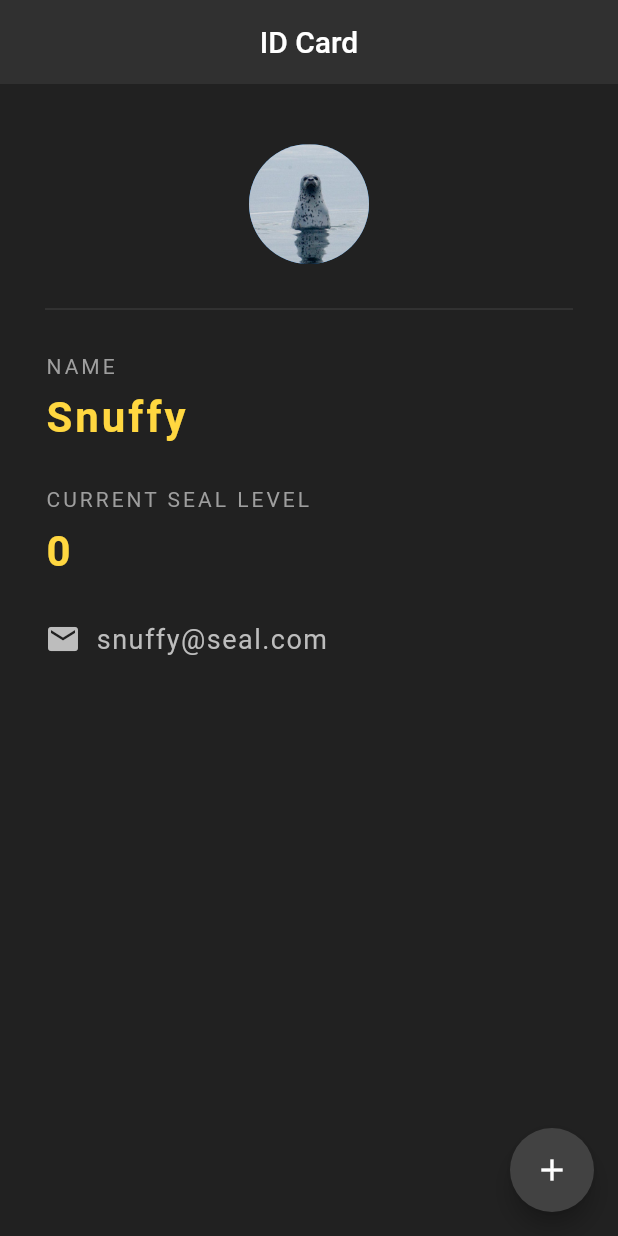
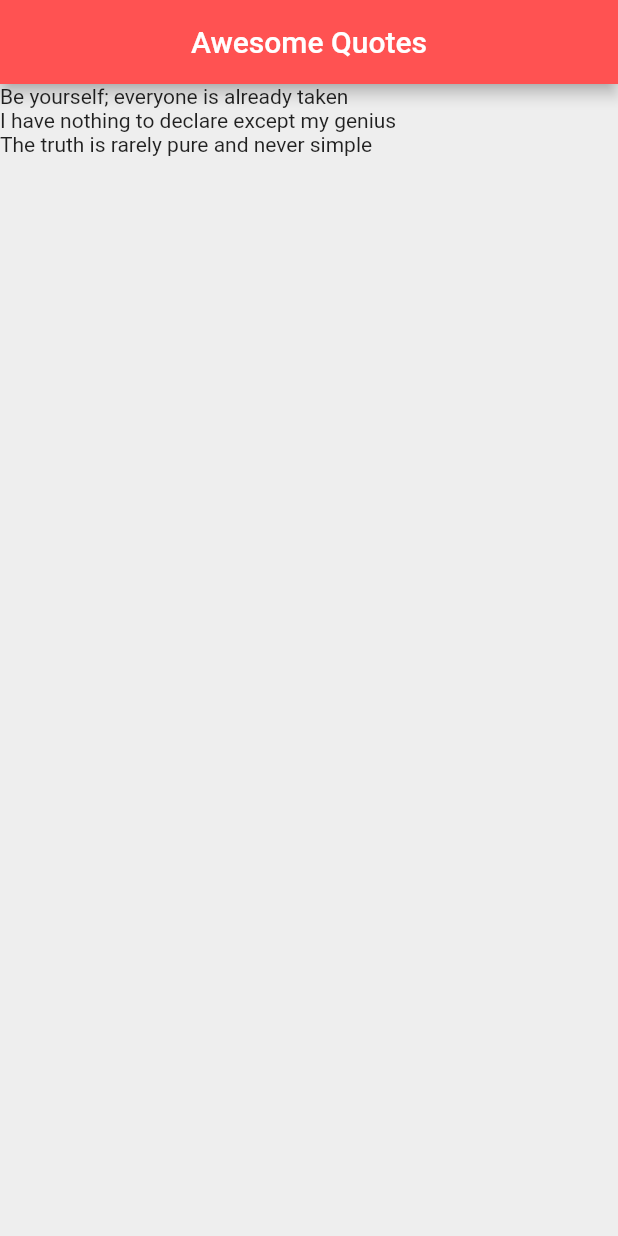
Before and after one commit to hiper2d/flutter-tutorial, a Flutter app: the screen it shows after launch, on a phone screen of 412 x 824 dp. Run offline on Flutter 3.47's test engine with Material 2 defaults, Android fonts, the phone set to English and light mode, and no system bars.

Commit message:
Lesson 17: Played with list of text widgets

```diff
--- a/lib/main.dart
+++ b/lib/main.dart
@@ -1,109 +1,36 @@
 import 'package:flutter/material.dart';
 
 void main() => runApp(const MaterialApp(
-  home: Home(),
+  home: QuoteList(),
 ));
 
-class Home extends StatefulWidget {
-  const Home({Key? key}) : super(key: key);
+class QuoteList extends StatefulWidget {
+  const QuoteList({Key? key}) : super(key: key);
 
   @override
-  State<Home> createState() => _HomeState();
+  _QuoteListState createState() => _QuoteListState();
 }
 
-class _HomeState extends State<Home> {
+class _QuoteListState extends State<QuoteList> {
 
-  int sealLevel = 0;
+  List<String> quotes = [
+    'Be yourself; everyone is already taken',
+    'I have nothing to declare except my genius',
+    'The truth is rarely pure and never simple'
+  ];
 
   @override
   Widget build(BuildContext context) {
     return Scaffold(
+      backgroundColor: Colors.grey[200],
       appBar: AppBar(
-        title: const Text('ID Card'),
+        backgroundColor: Colors.redAccent,
         centerTitle: true,
-        backgroundColor: Colors.grey[850],
-        elevation: 0,
+        title: const Text('Awesome Quotes'),
       ),
-      floatingActionButton: FloatingActionButton(
-        onPressed: () {
-          setState(() {
-            sealLevel += 1;
-          });
-        },
-        child: const Icon(Icons.add),
-        backgroundColor: Colors.grey[800],
-      ),
-      backgroundColor: Colors.grey[900],
-      body: Padding(
-        padding: const EdgeInsets.fromLTRB(30.0, 40.0, 30.0, 0.0),
-        child: Column(
-          children: <Widget>[
-            const Center(
-              child: CircleAvatar(
-                backgroundImage: AssetImage('assets/snuffy.jpeg'),
-                radius: 40.0,
-              )
-            ),
-            const Divider(
-              height: 60.0,
-              color: Color(0xFF424242), // grey[800],
-            ),
-            const Text(
-              'NAME',
-              style: TextStyle(
-                color: Colors.grey,
-                letterSpacing: 2.0,
-              )
-            ),
-            const SizedBox(height: 10.0),
-            const Text(
-              'Snuffy',
-              style: TextStyle(
-                color: Colors.amberAccent,
-                fontSize: 28.0,
-                fontWeight: FontWeight.bold,
-                letterSpacing: 2.0,
-              )
-            ),
-            const SizedBox(height: 30.0),
-            const Text(
-              'CURRENT SEAL LEVEL',
-              style: TextStyle(
-                color: Colors.grey,
-                letterSpacing: 2.0,
-              )
-            ),
-            const SizedBox(height: 10.0),
-            Text(
-              '$sealLevel',
-              style: const TextStyle(
-                color: Colors.amberAccent,
-                fontSize: 28.0,
-                fontWeight: FontWeight.bold,
-                letterSpacing: 2.0,
-              )
-            ),
-            const SizedBox(height: 30.0),
-            Row(
-              children: const [
-                Icon(
-                  Icons.email,
-                  color: Color(0xFFBDBDBD), // grey[400]
-                ),
-                SizedBox(width: 10.0),
-                Text(
-                  'snuffy@seal.com',
-                  style: TextStyle(
-                    color: Color(0xFFBDBDBD), // grey[400]
-                    fontSize: 18.0,
-                    letterSpacing: 1.0,
-                  ),
-                )
-              ],
-            ),
-          ],
-          crossAxisAlignment: CrossAxisAlignment.start,
-        ),
+      body: Column(
+        crossAxisAlignment: CrossAxisAlignment.start,
+        children: quotes.map((q) => Text(q)).toList(),
       )
     );
   }
```
Also changed, not shown: lib/seal.dart (added, +106 -0 lines).
